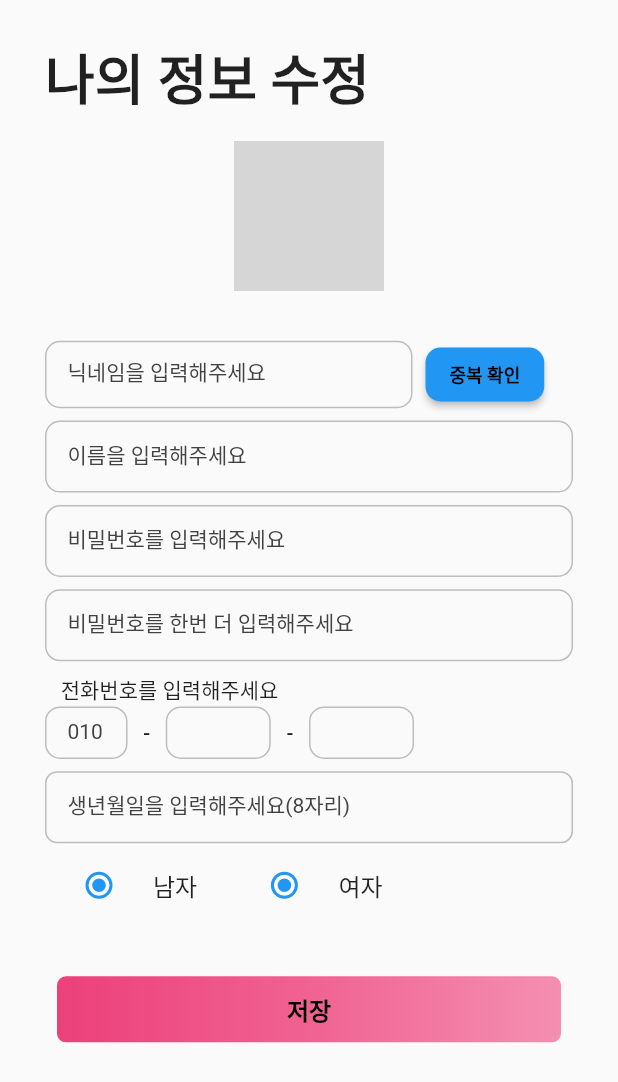
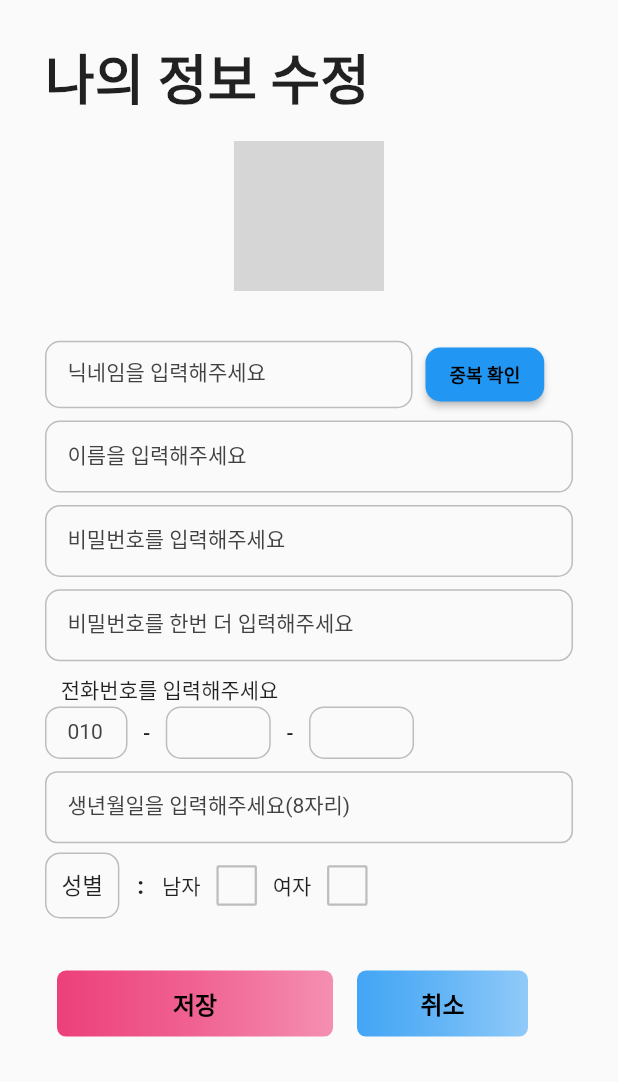
Before and after one commit to JmSmartProject/FrontEnd, a Flutter app: the ProfileSettingsPage screen opened directly, on a phone screen of 412 x 824 dp. Shown: the top 1082 px of the screen. Run offline on Flutter 3.47's test engine with Material 2 defaults, Android fonts, the light colour scheme and no system bars; network calls fail; grey boxes are pictures that could not be loaded.

Commit message:
Update profile_settings_page.dart

```diff
--- a/JMSmart_project/lib/modules/profile_page/profile_settings_page.dart
+++ b/JMSmart_project/lib/modules/profile_page/profile_settings_page.dart
@@ -6,12 +6,9 @@
   _ProfileSettingsState createState() => _ProfileSettingsState();
 }
 
-enum Gender {
-  MAN, WOMAN
-}
-
 class _ProfileSettingsState extends State<ProfileSettingsPage>{
-  Gender _gender = Gender.MAN;
+  var person_man = false;
+  var person_woman = false;
   final IDController = TextEditingController();
   final PWController = TextEditingController();
 
@@ -286,36 +283,67 @@
                   floatingLabelBehavior: FloatingLabelBehavior.auto,
                 ),
               ),
-              Row(children: <Widget>[
+              SizedBox(
+                  height: size.height * 0.005
+              ),
+              Row(
+                children: <Widget>[
                   Container(
-                  width: size.width * 0.3,
-                  child: RadioListTile(
-                      title: Text("남자"),
-                      value: Gender.MAN,
-                      groupValue: _gender,
+                    padding: EdgeInsets.all(10),
+                    decoration: BoxDecoration(
+                      border: Border.all(color: Colors.grey.shade400),
+                      borderRadius: BorderRadius.circular(10),
+                    ),
+                    child: Text(
+                      "성별",
+                      style: TextStyle(
+                        fontSize: 15,
+                      ),
+                    ),
+                  ),
+                  Text(
+                    "   :   ",
+                    style: TextStyle(fontSize: 16, fontWeight: FontWeight.w600),
+                  ),
+                  Text('남자'),
+                  Transform.scale(
+                    scale: 1.5,
+                    child: Checkbox(
+                      side: BorderSide(color: Colors.grey.shade400),
+                      activeColor: Colors.white,
+                      checkColor: Colors.blue,
+                      value: person_man,
                       onChanged: (value) {
                         setState(() {
-                          _gender = value!;
+                          person_man = value!;
                         });
-                      }),
+                      },
                     ),
-                Container(
-                  width: size.width * 0.3,
-                  child: RadioListTile(
-                      title: Text("여자"),
-                      value: Gender.MAN,
-                      groupValue: _gender,
+                  ),
+                  Text('여자'),
+                  Transform.scale(
+                    scale: 1.5,
+                    child: Checkbox(
+                      side: BorderSide(color: Colors.grey.shade400),
+                      activeColor: Colors.white,
+                      checkColor: Colors.blue,
+                      value: person_woman,
                       onChanged: (value) {
                         setState(() {
-                          _gender = value!;
+                          person_woman = value!;
                         });
-                      }),
+                      },
                     ),
-              ]),
+                  ),
+                ],
+              ),
               SizedBox(
                   height: size.height * 0.03
               ),
+              Row(
+                children: <Widget>[
                   Container(
+                    width: 200,
                     height: 60,
                     child: TextButton(
                       onPressed: (){
@@ -359,6 +387,53 @@
                       ),
                     ),
                   ),
+                  Container(
+                    width: 130,
+                    height: 60,
+                    child: TextButton(
+                      onPressed: (){
+                        Navigator.pop(context);
+                      },
+                      style: ButtonStyle(
+                          shape: MaterialStateProperty.all<RoundedRectangleBorder>(
+                              RoundedRectangleBorder(
+                                borderRadius: BorderRadius.zero,
+                              )
+                          )
+                      ),
+                      child: Ink(
+                        decoration: BoxDecoration(
+                          gradient: LinearGradient(
+                            begin: Alignment.centerLeft,
+                            end: Alignment.centerRight,
+                            colors: [
+                              Color(0xff42a5f5),
+                              Color(0xff64b5f6),
+                              Color(0xff90caf9),
+                            ],
+                          ),
+                          borderRadius: BorderRadius.circular(6),
+                        ),
+                        child: Row(
+                          mainAxisAlignment: MainAxisAlignment.center,
+                          children: <Widget>[
+                            GestureDetector(
+                              onTap: (){
+                                Navigator.pop(context);
+                              },
+                              child: Container(
+                                alignment: Alignment.center,
+                                constraints: BoxConstraints(maxWidth: double.infinity,minHeight: 100),
+                                child: Text("취소",style: TextStyle(fontSize: 16, color: Colors.black,fontWeight: FontWeight.bold),),
+                              ),
+                            )
+                          ],
+                        ),
+                      ),
+                    ),
+                  ),
+                ],
+              )
             ],
           ),
         ),
```
Lines whose indentation alone changed are shown as unchanged.
